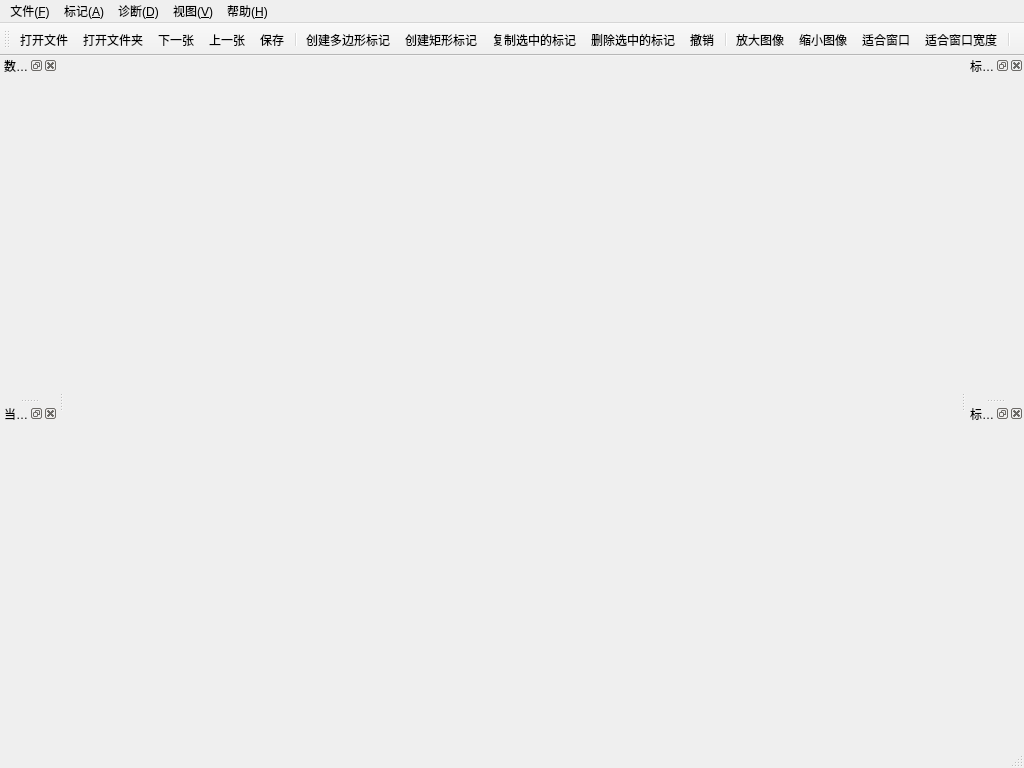
Above: MainWindow.ui from RicardoNid/SYSU_MEDICAL before the change. Below: the same form after it.
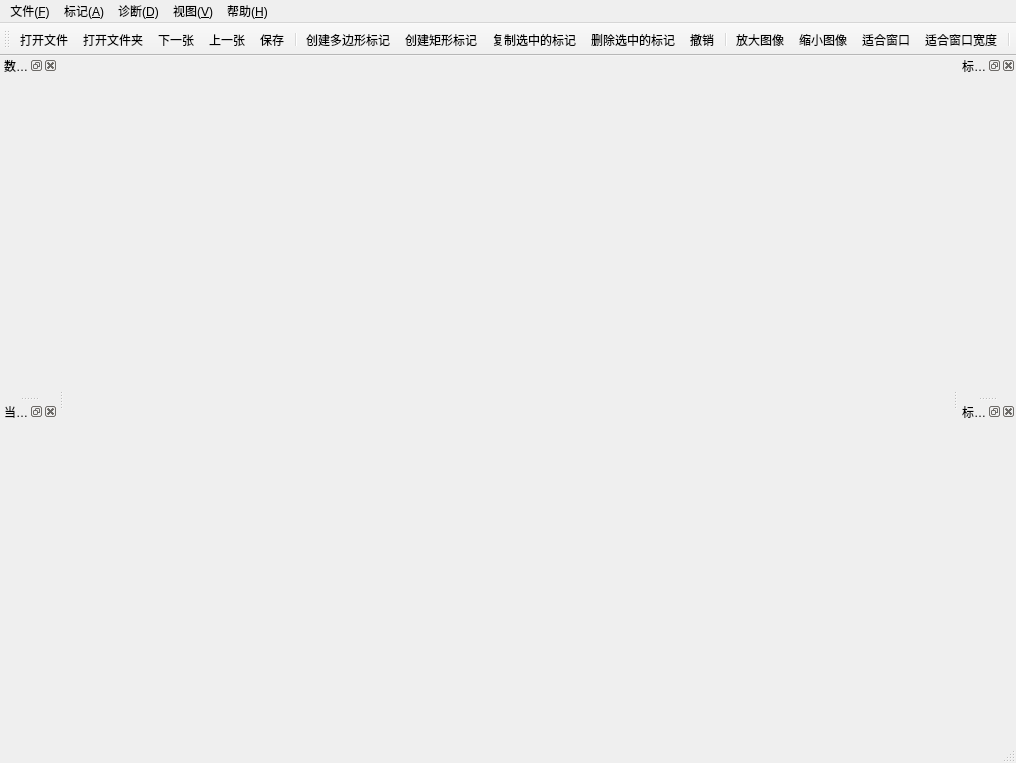
That is the form after the change. Icons and pictures are not drawn.

Diff of the .ui file:
```diff
--- a/MainWindow.ui
+++ b/MainWindow.ui
@@ -6,8 +6,8 @@
    <rect>
     <x>0</x>
     <y>0</y>
-    <width>1024</width>
-    <height>768</height>
+    <width>1016</width>
+    <height>763</height>
    </rect>
   </property>
   <property name="sizePolicy">
@@ -28,7 +28,7 @@
     <rect>
      <x>0</x>
      <y>0</y>
-     <width>1024</width>
+     <width>1016</width>
      <height>23</height>
     </rect>
    </property>
```
Left out of the diff: 43 changed lines with no effect on the pictures.
